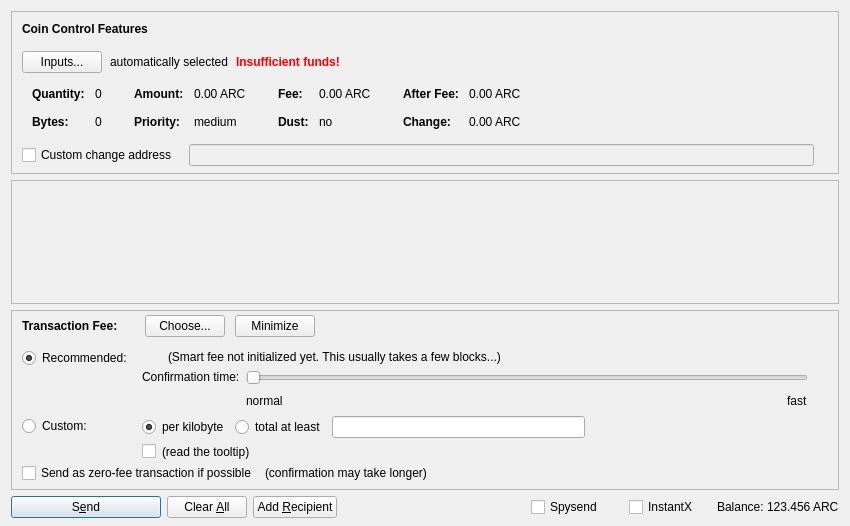
Qt form src/qt/forms/sendcoinsdialog.ui (AdvancedTechnologyCoin/arc_core) before a commit.
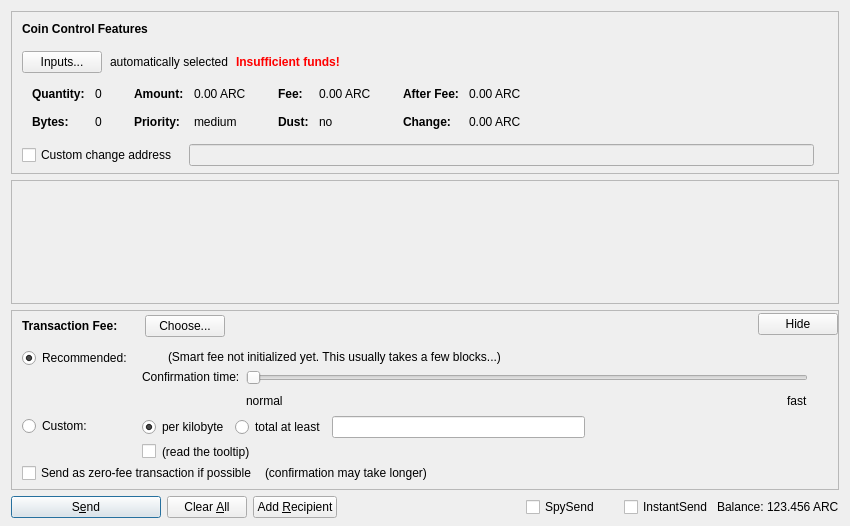
The same form after that commit. Icons and pictures are not drawn. Custom widgets are drawn as their Qt base class.

What changed in the file:
```diff
--- a/src/qt/forms/sendcoinsdialog.ui
+++ b/src/qt/forms/sendcoinsdialog.ui
@@ -771,16 +771,6 @@
                 </property>
                </widget>
               </item>
-              <item>
-               <widget class="QPushButton" name="buttonMinimizeFee">
-                <property name="toolTip">
-                 <string>collapse fee-settings</string>
-                </property>
-                <property name="text">
-                 <string>Minimize</string>
-                </property>
-               </widget>
-              </item>
              </layout>
             </item>
             <item>
@@ -811,6 +801,16 @@
             </property>
            </spacer>
           </item>
+          <item>
+           <widget class="QPushButton" name="buttonMinimizeFee">
+            <property name="toolTip">
+             <string>collapse fee-settings</string>
+            </property>
+            <property name="text">
+             <string>Hide</string>
+            </property>
+           </widget>
+          </item>
          </layout>
         </item>
         <item>
@@ -1336,7 +1336,7 @@
           </size>
          </property>
          <property name="text">
-          <string>Spysend</string>
+          <string>SpySend</string>
          </property>
          <property name="checked">
           <bool>false</bool>
@@ -1355,7 +1355,7 @@
           </size>
          </property>
          <property name="text">
-          <string>InstantX</string>
+          <string>InstantSend</string>
          </property>
         </widget>
        </item>
```
Left out of the diff: 18 changed lines with no effect on the pictures.
